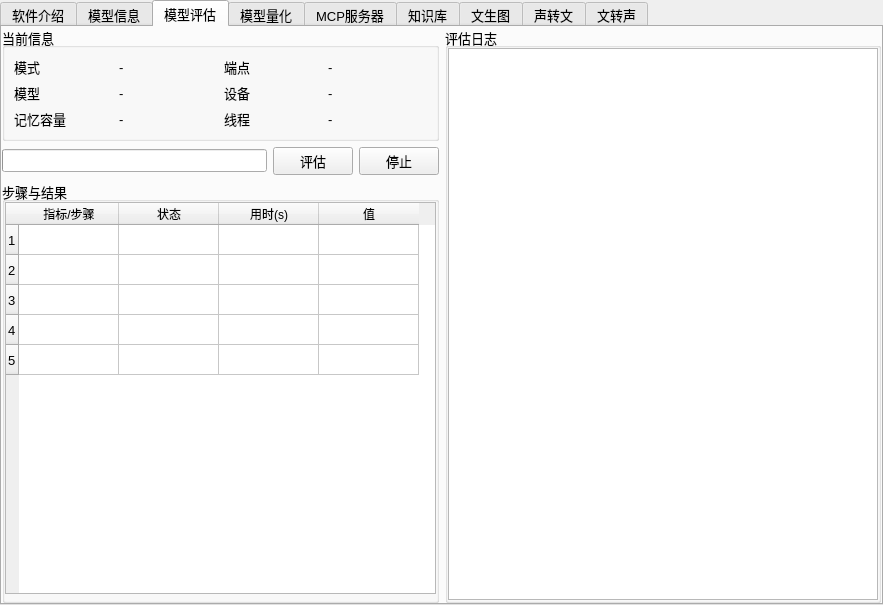
Qt form src/expend/expend.ui (ylsdamxssjxxdd/eva) before a commit.
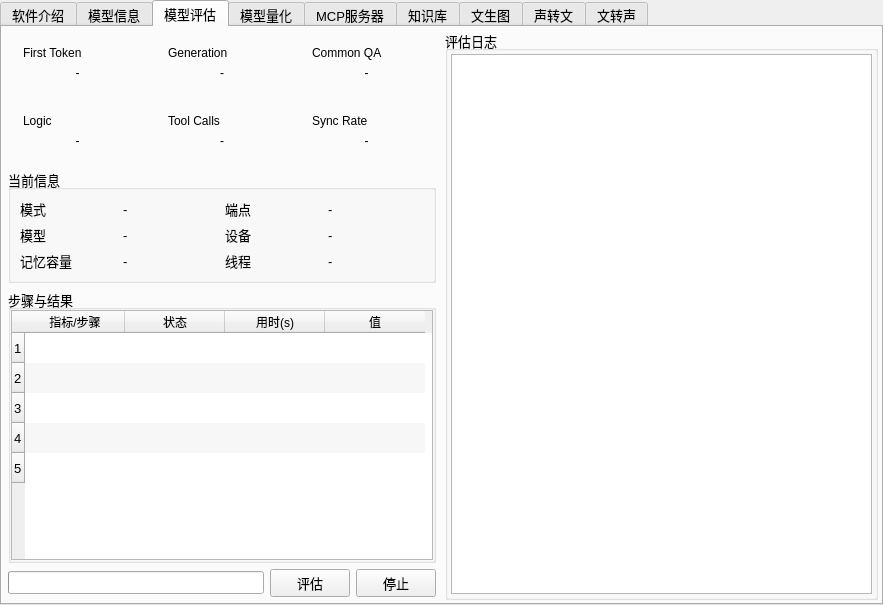
The same form after that commit. The open tabs and pages were chosen to show the change. Custom widgets are drawn as their Qt base class.

Commit message: 模型评估界面焕新

```diff
--- a/src/expend/expend.ui
+++ b/src/expend/expend.ui
@@ -120,25 +120,57 @@
       </attribute>
       <layout class="QHBoxLayout" name="horizontalLayout">
        <property name="leftMargin">
-        <number>0</number>
+        <number>3</number>
        </property>
        <property name="topMargin">
-        <number>0</number>
+        <number>3</number>
        </property>
        <property name="rightMargin">
-        <number>0</number>
+        <number>3</number>
        </property>
        <property name="bottomMargin">
-        <number>0</number>
+        <number>3</number>
        </property>
        <item>
         <widget class="QFrame" name="frame_6">
          <property name="maximumSize">
           <size>
-           <width>600</width>
+           <width>16777215</width>
            <height>16777215</height>
           </size>
          </property>
+         <property name="styleSheet">
+          <string notr="true">
+QFrame[summaryRole=&quot;true&quot;] {
+ background-color: rgba(14, 30, 52, 200);
+ border: 1px solid rgba(86, 134, 198, 150);
+ border-radius: 12px;
+ padding: 12px;
+}
+QFrame[summaryRole=&quot;true&quot;] QLabel {
+ background: transparent;
+}
+QLabel[summaryLabel=&quot;true&quot;] {
+ color: #89A6C8;
+ font-size: 11px;
+ font-weight: 500;
+}
+QLabel[summaryValue=&quot;true&quot;] {
+ color: #F2F7FF;
+ font-size: 26px;
+ font-weight: 600;
+}
+QLabel[summaryValue=&quot;true&quot;][state=&quot;good&quot;] {
+ color: #8CFFD0;
+}
+QLabel[summaryValue=&quot;true&quot;][state=&quot;warn&quot;] {
+ color: #FFD68A;
+}
+QLabel[summaryValue=&quot;true&quot;][state=&quot;bad&quot;] {
+ color: #FF8C8C;
+}
+</string>
+         </property>
          <property name="frameShape">
           <enum>QFrame::NoFrame</enum>
          </property>
@@ -150,17 +182,315 @@
          </property>
          <layout class="QVBoxLayout" name="verticalLayout_2">
           <property name="leftMargin">
-           <number>0</number>
+           <number>3</number>
           </property>
           <property name="topMargin">
-           <number>0</number>
+           <number>3</number>
           </property>
           <property name="rightMargin">
-           <number>0</number>
+           <number>3</number>
           </property>
           <property name="bottomMargin">
-           <number>0</number>
+           <number>3</number>
           </property>
+          <item>
+           <widget class="QFrame" name="eval_summary_frame">
+            <property name="styleSheet">
+             <string notr="true">
+#eval_summary_frame {
+ background-color: transparent;
+}
+             </string>
+            </property>
+            <property name="frameShape">
+             <enum>QFrame::NoFrame</enum>
+            </property>
+            <property name="frameShadow">
+             <enum>QFrame::Plain</enum>
+            </property>
+            <layout class="QGridLayout" name="gridLayout_eval_summary">
+             <property name="leftMargin">
+              <number>3</number>
+             </property>
+             <property name="topMargin">
+              <number>3</number>
+             </property>
+             <property name="rightMargin">
+              <number>3</number>
+             </property>
+             <property name="bottomMargin">
+              <number>3</number>
+             </property>
+             <property name="spacing">
+              <number>12</number>
+             </property>
+             <item row="0" column="0">
+              <widget class="QFrame" name="eval_summary_card_ttfb">
+               <property name="frameShape">
+                <enum>QFrame::NoFrame</enum>
+               </property>
+               <property name="frameShadow">
+                <enum>QFrame::Plain</enum>
+               </property>
+               <layout class="QVBoxLayout" name="verticalLayout_eval_summary_ttfb">
+                <property name="spacing">
+                 <number>6</number>
+                </property>
+                <property name="leftMargin">
+                 <number>12</number>
+                </property>
+                <property name="topMargin">
+                 <number>10</number>
+                </property>
+                <property name="rightMargin">
+                 <number>12</number>
+                </property>
+                <property name="bottomMargin">
+                 <number>12</number>
+                </property>
+                <item>
+                 <widget class="QLabel" name="eval_summary_ttfb_label">
+                  <property name="text">
+                   <string>First Token</string>
+                  </property>
+                 </widget>
+                </item>
+                <item>
+                 <widget class="QLabel" name="eval_summary_ttfb_value">
+                  <property name="text">
+                   <string>-</string>
+                  </property>
+                  <property name="alignment">
+                   <set>Qt::AlignCenter</set>
+                  </property>
+                 </widget>
+                </item>
+               </layout>
+              </widget>
+             </item>
+             <item row="0" column="1">
+              <widget class="QFrame" name="eval_summary_card_gen">
+               <property name="frameShape">
+                <enum>QFrame::NoFrame</enum>
+               </property>
+               <property name="frameShadow">
+                <enum>QFrame::Plain</enum>
+               </property>
+               <layout class="QVBoxLayout" name="verticalLayout_eval_summary_gen">
+                <property name="spacing">
+                 <number>6</number>
+                </property>
+                <property name="leftMargin">
+                 <number>12</number>
+                </property>
+                <property name="topMargin">
+                 <number>10</number>
+                </property>
+                <property name="rightMargin">
+                 <number>12</number>
+                </property>
+                <property name="bottomMargin">
+                 <number>12</number>
+                </property>
+                <item>
+                 <widget class="QLabel" name="eval_summary_gen_label">
+                  <property name="text">
+                   <string>Generation</string>
+                  </property>
+                 </widget>
+                </item>
+                <item>
+                 <widget class="QLabel" name="eval_summary_gen_value">
+                  <property name="text">
+                   <string>-</string>
+                  </property>
+                  <property name="alignment">
+                   <set>Qt::AlignCenter</set>
+                  </property>
+                 </widget>
+                </item>
+               </layout>
+              </widget>
+             </item>
+             <item row="0" column="2">
+              <widget class="QFrame" name="eval_summary_card_qa">
+               <property name="frameShape">
+                <enum>QFrame::NoFrame</enum>
+               </property>
+               <property name="frameShadow">
+                <enum>QFrame::Plain</enum>
+               </property>
+               <layout class="QVBoxLayout" name="verticalLayout_eval_summary_qa">
+                <property name="spacing">
+                 <number>6</number>
+                </property>
+                <property name="leftMargin">
+                 <number>12</number>
+                </property>
+                <property name="topMargin">
+                 <number>10</number>
+                </property>
+                <property name="rightMargin">
+                 <number>12</number>
+                </property>
+                <property name="bottomMargin">
+                 <number>12</number>
+                </property>
+                <item>
+                 <widget class="QLabel" name="eval_summary_qa_label">
+                  <property name="text">
+                   <string>Common QA</string>
+                  </property>
+                 </widget>
+                </item>
+                <item>
+                 <widget class="QLabel" name="eval_summary_qa_value">
+                  <property name="text">
+                   <string>-</string>
+                  </property>
+                  <property name="alignment">
+                   <set>Qt::AlignCenter</set>
+                  </property>
+                 </widget>
+                </item>
+               </layout>
+              </widget>
+             </item>
+             <item row="1" column="0">
+              <widget class="QFrame" name="eval_summary_card_logic">
+               <property name="frameShape">
+                <enum>QFrame::NoFrame</enum>
+               </property>
+               <property name="frameShadow">
+                <enum>QFrame::Plain</enum>
+               </property>
+               <layout class="QVBoxLayout" name="verticalLayout_eval_summary_logic">
+                <property name="spacing">
+                 <number>6</number>
+                </property>
+                <property name="leftMargin">
+                 <number>12</number>
+                </property>
+                <property name="topMargin">
+                 <number>10</number>
+                </property>
+                <property name="rightMargin">
+                 <number>12</number>
+                </property>
+                <property name="bottomMargin">
+                 <number>12</number>
+                </property>
+                <item>
+                 <widget class="QLabel" name="eval_summary_logic_label">
+                  <property name="text">
+                   <string>Logic</string>
+                  </property>
+                 </widget>
+                </item>
+                <item>
+                 <widget class="QLabel" name="eval_summary_logic_value">
+                  <property name="text">
+                   <string>-</string>
+                  </property>
+                  <property name="alignment">
+                   <set>Qt::AlignCenter</set>
+                  </property>
+                 </widget>
+                </item>
+               </layout>
+              </widget>
+             </item>
+             <item row="1" column="1">
+              <widget class="QFrame" name="eval_summary_card_tool">
+               <property name="frameShape">
+                <enum>QFrame::NoFrame</enum>
+               </property>
+               <property name="frameShadow">
+                <enum>QFrame::Plain</enum>
+               </property>
+               <layout class="QVBoxLayout" name="verticalLayout_eval_summary_tool">
+                <property name="spacing">
+                 <number>6</number>
+                </property>
+                <property name="leftMargin">
+                 <number>12</number>
+                </property>
+                <property name="topMargin">
+                 <number>10</number>
+                </property>
+                <property name="rightMargin">
+                 <number>12</number>
+                </property>
+                <property name="bottomMargin">
+                 <number>12</number>
+                </property>
+                <item>
+                 <widget class="QLabel" name="eval_summary_tool_label">
+                  <property name="text">
+                   <string>Tool Calls</string>
+                  </property>
+                 </widget>
+                </item>
+                <item>
+                 <widget class="QLabel" name="eval_summary_tool_value">
+                  <property name="text">
+                   <string>-</string>
+                  </property>
+                  <property name="alignment">
+                   <set>Qt::AlignCenter</set>
+                  </property>
+                 </widget>
+                </item>
+               </layout>
+              </widget>
+             </item>
+             <item row="1" column="2">
+              <widget class="QFrame" name="eval_summary_card_sync">
+               <property name="frameShape">
+                <enum>QFrame::NoFrame</enum>
+               </property>
+               <property name="frameShadow">
+                <enum>QFrame::Plain</enum>
+               </property>
+               <layout class="QVBoxLayout" name="verticalLayout_eval_summary_sync">
+                <property name="spacing">
+                 <number>6</number>
+                </property>
+                <property name="leftMargin">
+                 <number>12</number>
+                </property>
+                <property name="topMargin">
+                 <number>10</number>
+                </property>
+                <property name="rightMargin">
+                 <number>12</number>
+                </property>
+                <property name="bottomMargin">
+                 <number>12</number>
+                </property>
+                <item>
+                 <widget class="QLabel" name="eval_summary_sync_label">
+                  <property name="text">
+                   <string>Sync Rate</string>
+                  </property>
+                 </widget>
+                </item>
+                <item>
+                 <widget class="QLabel" name="eval_summary_sync_value">
+                  <property name="text">
+                   <string>-</string>
+                  </property>
+                  <property name="alignment">
+                   <set>Qt::AlignCenter</set>
+                  </property>
+                 </widget>
+                </item>
+               </layout>
+              </widget>
+             </item>
+            </layout>
+           </widget>
+          </item>
           <item>
            <widget class="QGroupBox" name="eval_info_groupBox">
             <property name="title">
@@ -326,6 +656,71 @@
             </layout>
            </widget>
           </item>
+          <item>
+           <widget class="QGroupBox" name="eval_result_groupBox">
+            <property name="title">
+             <string>步骤与结果</string>
+            </property>
+            <layout class="QVBoxLayout" name="verticalLayout_3">
+             <property name="leftMargin">
+              <number>0</number>
+             </property>
+             <property name="topMargin">
+              <number>0</number>
+             </property>
+             <property name="rightMargin">
+              <number>0</number>
+             </property>
+             <property name="bottomMargin">
+              <number>0</number>
+             </property>
+             <item>
+              <widget class="QTableWidget" name="eval_table">
+               <property name="alternatingRowColors">
+                <bool>true</bool>
+               </property>
+               <property name="selectionMode">
+                <enum>QAbstractItemView::NoSelection</enum>
+               </property>
+               <property name="showGrid">
+                <bool>false</bool>
+               </property>
+               <property name="rowCount">
+                <number>5</number>
+               </property>
+               <property name="columnCount">
+                <number>4</number>
+               </property>
+               <row/>
+               <row/>
+               <row/>
+               <row/>
+               <row/>
+               <column>
+                <property name="text">
+                 <string>指标/步骤</string>
+                </property>
+               </column>
+               <column>
+                <property name="text">
+                 <string>状态</string>
+                </property>
+               </column>
+               <column>
+                <property name="text">
+                 <string>用时(s)</string>
+                </property>
+               </column>
+               <column>
+                <property name="text">
+                 <string>值</string>
+                </property>
+               </column>
+              </widget>
+             </item>
+            </layout>
+           </widget>
+          </item>
           <item>
            <layout class="QHBoxLayout" name="horizontalLayout_eval_buttons">
             <item>
@@ -375,85 +770,29 @@
             </item>
            </layout>
           </item>
-          <item>
-           <widget class="QGroupBox" name="eval_result_groupBox">
-            <property name="title">
-             <string>步骤与结果</string>
-            </property>
-            <layout class="QVBoxLayout" name="verticalLayout_3">
-             <property name="leftMargin">
-              <number>0</number>
-             </property>
-             <property name="topMargin">
-              <number>0</number>
-             </property>
-             <property name="rightMargin">
-              <number>0</number>
-             </property>
-             <property name="bottomMargin">
-              <number>0</number>
-             </property>
-             <item>
-              <widget class="QTableWidget" name="eval_table">
-               <property name="rowCount">
-                <number>5</number>
-               </property>
-               <property name="columnCount">
-                <number>4</number>
-               </property>
-               <row/>
-               <row/>
-               <row/>
-               <row/>
-               <row/>
-               <column>
-                <property name="text">
-                 <string>指标/步骤</string>
-                </property>
-               </column>
-               <column>
-                <property name="text">
-                 <string>状态</string>
-                </property>
-               </column>
-               <column>
-                <property name="text">
-                 <string>用时(s)</string>
-                </property>
-               </column>
-               <column>
-                <property name="text">
-                 <string>值</string>
-                </property>
-               </column>
-              </widget>
-             </item>
-             <item>
-              <widget class="MiniBarChart" name="eval_bar_chart" native="true"/>
-             </item>
-            </layout>
-           </widget>
-          </item>
          </layout>
         </widget>
        </item>
        <item>
         <widget class="QGroupBox" name="eval_log_groupBox">
+         <property name="styleSheet">
+          <string notr="true"/>
+         </property>
          <property name="title">
           <string>评估日志</string>
          </property>
          <layout class="QVBoxLayout" name="verticalLayout_eval_log">
           <property name="leftMargin">
-           <number>0</number>
+           <number>3</number>
           </property>
           <property name="topMargin">
-           <number>0</number>
+           <number>3</number>
           </property>
           <property name="rightMargin">
-           <number>0</number>
+           <number>3</number>
           </property>
           <property name="bottomMargin">
-           <number>0</number>
+           <number>3</number>
           </property>
           <item>
            <widget class="EvalLogEdit" name="eval_log_plainTextEdit">
@@ -3144,11 +3483,6 @@
    <extends>QPlainTextEdit</extends>
    <header>src/utils/neuronlogedit.h</header>
   </customwidget>
-  <customwidget>
-   <class>MiniBarChart</class>
-   <extends>QWidget</extends>
-   <header>src/utils/minibarchart.h</header>
-  </customwidget>
   <customwidget>
    <class>EvalLogEdit</class>
    <extends>QPlainTextEdit</extends>
```
Left out of the diff: 172 changed lines with no effect on the pictures. The commit also changes 4 other files.
